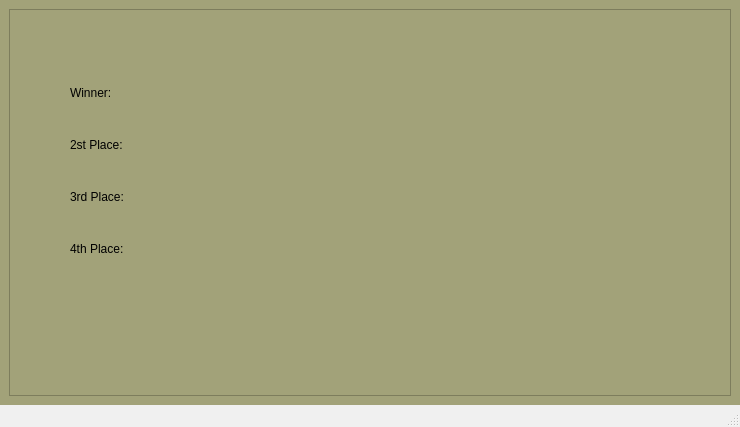
First picture: the form in Client/mainwindow.ui, repository AlexandruNuta/ProjectModernCPP, before the edit.
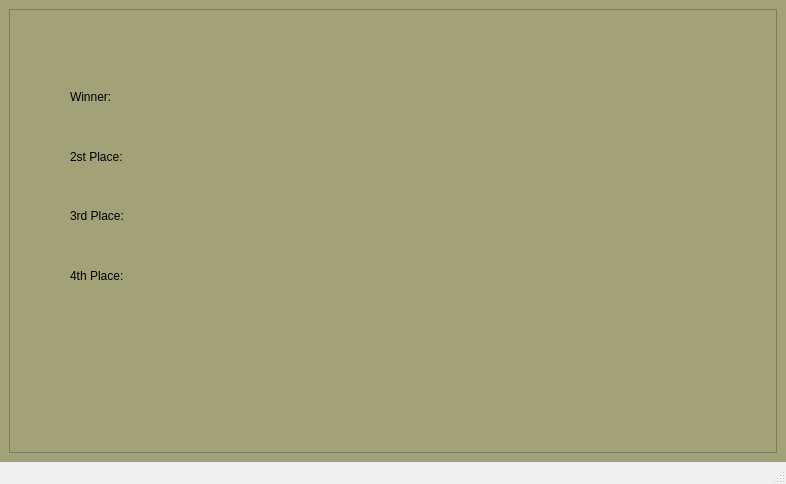
Second picture: the form after the edit. The open tabs and pages were chosen to show the change. Icons and pictures are not drawn.

Commit message: Added buttons for profile page.

Patch:
```diff
--- a/Client/mainwindow.ui
+++ b/Client/mainwindow.ui
@@ -6,8 +6,8 @@
    <rect>
     <x>0</x>
     <y>0</y>
-    <width>740</width>
-    <height>427</height>
+    <width>786</width>
+    <height>484</height>
    </rect>
   </property>
   <property name="minimumSize">
@@ -2168,8 +2168,8 @@
          <rect>
           <x>60</x>
           <y>70</y>
-          <width>72</width>
-          <height>182</height>
+          <width>88</width>
+          <height>212</height>
          </rect>
         </property>
         <layout class="QVBoxLayout" name="verticalLayout_13">
```
Left out of the diff: 10 changed lines with no effect on the pictures. The commit also changes 7 other files.
